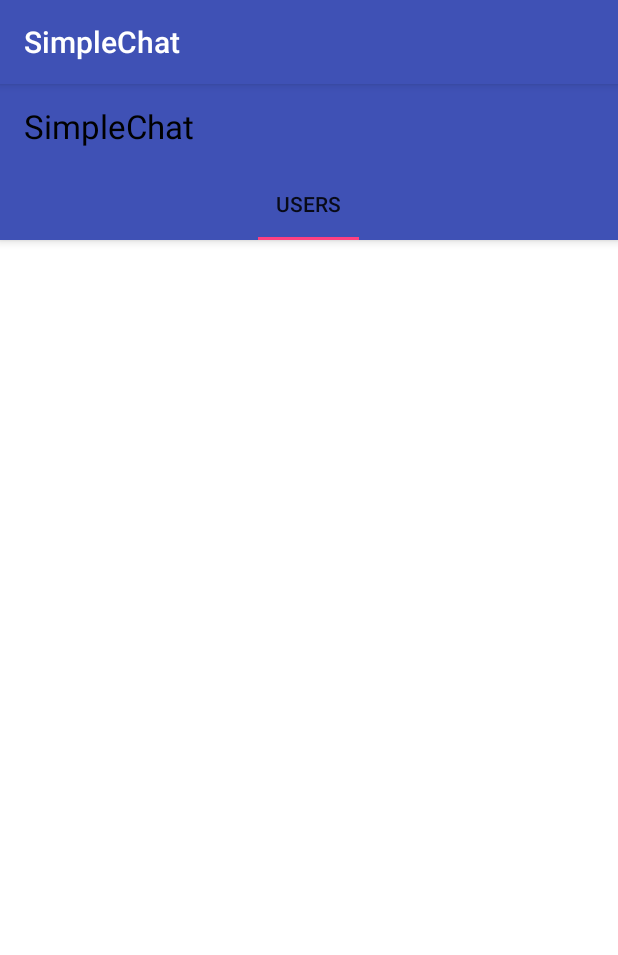
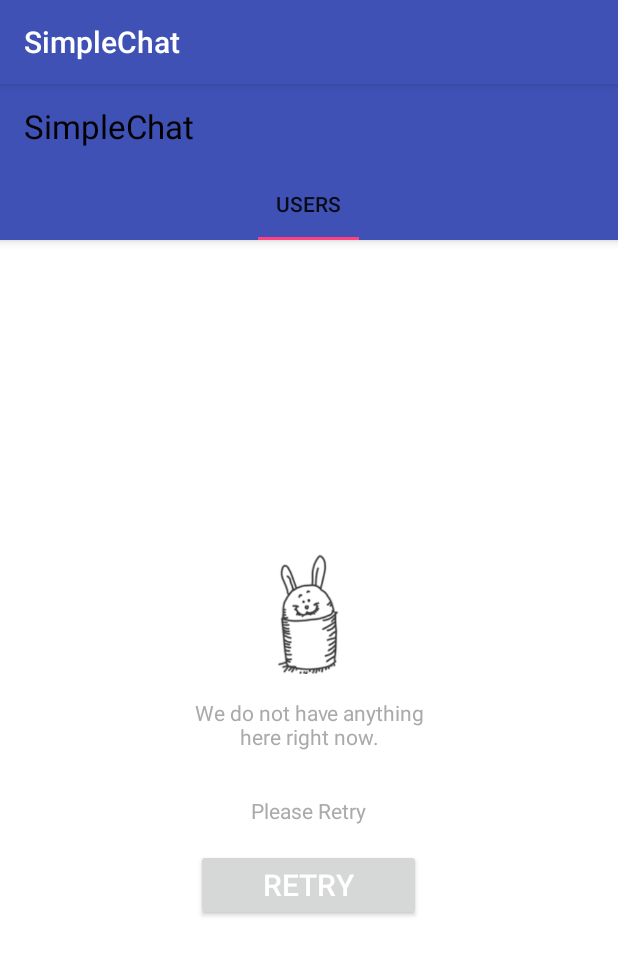
Before and after one commit to AlvinaC/SimpleChat, an Android app: the HomeActivity screen opened directly, with no data from a screen before it, on a phone screen of 412 x 824 dp. Shown: the top 955 px of the screen. Run offline under Robolectric (Android 15) with nearby library versions, the phone set to English and light mode, and no system bars; our stand-ins replace Dagger/Hilt's generated code, Firebase (no records; nobody signed in at launch, a user with empty details on screens opened directly), RxJava, data binding; 1 statement that could not run was skipped.

Commit message:
Work in progress

```diff
--- a/app/src/main/java/com/android/simplechat/di/module/HomeActivityModule.java
+++ b/app/src/main/java/com/android/simplechat/di/module/HomeActivityModule.java
@@ -5,11 +5,11 @@ import android.support.v7.widget.LinearLayoutManager;
 
 import com.android.simplechat.rx.SchedulerProvider;
 import com.android.simplechat.utils.ViewModelProviderFactory;
-import com.android.simplechat.view.MainPagerAdapter;
 import com.android.simplechat.view.activites.HomeActivity;
+import com.android.simplechat.view.adapter.MainPagerAdapter;
+import com.android.simplechat.view.adapter.UserListAdapter;
 import com.android.simplechat.view.fragments.UserListFragment;
 import com.android.simplechat.viewmodel.HomeViewModel;
-import com.android.simplechat.viewmodel.LoginViewModel;
 
 import dagger.Module;
 import dagger.Provides;
@@ -36,4 +36,9 @@ public class HomeActivityModule {
     LinearLayoutManager provideLinearLayoutManager(UserListFragment fragment) {
         return new LinearLayoutManager(fragment.getActivity());
     }
+
+    @Provides
+    UserListAdapter provideUserListAdapter() {
+        return new UserListAdapter();
+    }
 }
--- a/app/src/main/java/com/android/simplechat/view/activites/HomeActivity.java
+++ b/app/src/main/java/com/android/simplechat/view/activites/HomeActivity.java
@@ -10,12 +10,14 @@ import android.support.v4.view.ViewPager;
 import com.android.simplechat.BR;
 import com.android.simplechat.R;
 import com.android.simplechat.databinding.ActivityHomeBinding;
-import com.android.simplechat.view.MainPagerAdapter;
+import com.android.simplechat.view.adapter.MainPagerAdapter;
 import com.android.simplechat.viewmodel.HomeViewModel;
 
 import javax.inject.Inject;
 
 public class HomeActivity extends BaseActivity<ActivityHomeBinding, HomeViewModel> {
+
+    public static String TAG = "HomeActivity";
 
     @Inject
     HomeViewModel mHomeViewModel;
--- a/app/src/main/java/com/android/simplechat/view/activites/LoginActivity.java
+++ b/app/src/main/java/com/android/simplechat/view/activites/LoginActivity.java
@@ -19,6 +19,8 @@ import com.android.simplechat.viewmodel.LoginViewModel;
 import javax.inject.Inject;
 
 public class LoginActivity extends BaseActivity<ActivityLoginBinding, LoginViewModel> {
+
+    public static String TAG = "LoginActivity";
 
     @Inject
     LoginViewModel mLoginViewModel;
--- /dev/null
+++ b/app/src/main/java/com/android/simplechat/view/adapter/BaseViewHolder.java
@@ -0,0 +1,33 @@
+/*
+ *  Copyright (C) 2017 MINDORKS NEXTGEN PRIVATE LIMITED
+ *
+ *  Licensed under the Apache License, Version 2.0 (the "License");
+ *  you may not use this file except in compliance with the License.
+ *  You may obtain a copy of the License at
+ *
+ *      https://mindorks.com/license/apache-v2
+ *
+ *  Unless required by applicable law or agreed to in writing, software
+ *  distributed under the License is distributed on an "AS IS" BASIS,
+ *  WITHOUT WARRANTIES OR CONDITIONS OF ANY KIND, either express or implied.
+ *  See the License for the specific language governing permissions and
+ *  limitations under the License
+ */
+
+package com.android.simplechat.view.adapter;
+
+import android.support.v7.widget.RecyclerView;
+import android.view.View;
+
+/**
+ * Created by amitshekhar on 11/07/17.
+ */
+
+public abstract class BaseViewHolder extends RecyclerView.ViewHolder {
+
+    public BaseViewHolder(View itemView) {
+        super(itemView);
+    }
+
+    public abstract void onBind(int position);
+}
--- a/app/src/main/java/com/android/simplechat/view/MainPagerAdapter.java
+++ b/app/src/main/java/com/android/simplechat/view/adapter/MainPagerAdapter.java
@@ -1,4 +1,4 @@
-package com.android.simplechat.view;
+package com.android.simplechat.view.adapter;
 
 import android.support.v4.app.Fragment;
 import android.support.v4.app.FragmentManager;
--- /dev/null
+++ b/app/src/main/java/com/android/simplechat/view/adapter/UserListAdapter.java
@@ -0,0 +1,133 @@
+package com.android.simplechat.view.adapter;
+
+import android.support.v7.widget.RecyclerView;
+import android.view.LayoutInflater;
+import android.view.View;
+import android.view.ViewGroup;
+
+import com.android.simplechat.databinding.ItemEmptyViewBinding;
+import com.android.simplechat.databinding.ItemViewBinding;
+import com.android.simplechat.viewmodel.EmptyItemViewModel;
+import com.android.simplechat.viewmodel.ItemViewModel;
+
+import java.util.ArrayList;
+import java.util.List;
+
+public class UserListAdapter extends RecyclerView.Adapter<BaseViewHolder> {
+
+    public static final int VIEW_TYPE_EMPTY = 0;
+
+    public static final int VIEW_TYPE_NORMAL = 1;
+
+    private final List<ItemViewModel> mResponseList;
+
+    private AdapterListener mListener;
+
+    public UserListAdapter() {
+        this.mResponseList = new ArrayList<>();
+    }
+
+    @Override
+    public int getItemCount() {
+        if (!mResponseList.isEmpty()) {
+            return mResponseList.size();
+        } else {
+            return 1;
+        }
+    }
+
+    @Override
+    public int getItemViewType(int position) {
+        if (!mResponseList.isEmpty()) {
+            return VIEW_TYPE_NORMAL;
+        } else {
+            return VIEW_TYPE_EMPTY;
+        }
+    }
+
+    @Override
+    public void onBindViewHolder(BaseViewHolder holder, int position) {
+        holder.onBind(position);
+    }
+
+    @Override
+    public BaseViewHolder onCreateViewHolder(ViewGroup parent, int viewType) {
+        switch (viewType) {
+            case VIEW_TYPE_NORMAL:
+                ItemViewBinding openSourceViewBinding = ItemViewBinding
+                        .inflate(LayoutInflater.from(parent.getContext()), parent, false);
+                return new ViewHolder(openSourceViewBinding);
+            case VIEW_TYPE_EMPTY:
+            default:
+                ItemEmptyViewBinding emptyViewBinding = ItemEmptyViewBinding
+                        .inflate(LayoutInflater.from(parent.getContext()), parent, false);
+                return new EmptyViewHolder(emptyViewBinding);
+        }
+    }
+
+    public void addItems(List<ItemViewModel> repoList) {
+        mResponseList.addAll(repoList);
+        notifyDataSetChanged();
+    }
+
+    public void clearItems() {
+        mResponseList.clear();
+    }
+
+    public void setListener(AdapterListener listener) {
+        this.mListener = listener;
+    }
+
+    public interface AdapterListener {
+
+        void onRetryClick();
+    }
+
+    public class EmptyViewHolder extends BaseViewHolder implements EmptyItemViewModel.EmptyItemViewModelListener {
+
+        private final ItemEmptyViewBinding mBinding;
+
+        public EmptyViewHolder(ItemEmptyViewBinding binding) {
+            super(binding.getRoot());
+            this.mBinding = binding;
+        }
+
+        @Override
+        public void onBind(int position) {
+            EmptyItemViewModel emptyItemViewModel = new EmptyItemViewModel(this);
+            mBinding.setViewModel(emptyItemViewModel);
+        }
+
+        @Override
+        public void onRetryClick() {
+            mListener.onRetryClick();
+        }
+    }
+
+    public class ViewHolder extends BaseViewHolder implements View.OnClickListener {
+
+        private final ItemViewBinding mBinding;
+
+        public ViewHolder(ItemViewBinding binding) {
+            super(binding.getRoot());
+            this.mBinding = binding;
+        }
+
+        @Override
+        public void onBind(int position) {
+            final ItemViewModel mItemViewModel = mResponseList.get(position);
+            mBinding.setViewModel(mItemViewModel);
+
+            // Immediate Binding
+            // When a variable or observable changes, the binding will be scheduled to change before
+            // the next frame. There are times, however, when binding must be executed immediately.
+            // To force execution, use the executePendingBindings() method.
+            mBinding.executePendingBindings();
+        }
+
+        @Override
+        public void onClick(View view) {
+
+        }
+    }
+}
--- a/app/src/main/java/com/android/simplechat/view/fragments/BaseFragment.java
+++ b/app/src/main/java/com/android/simplechat/view/fragments/BaseFragment.java
@@ -17,8 +17,6 @@ import com.android.simplechat.view.activites.BaseActivity;
 import com.android.simplechat.viewmodel.BaseViewModel;
 
 import dagger.android.support.AndroidSupportInjection;
-import dagger.android.support.DaggerFragment;
-
 
 public abstract class BaseFragment<T extends ViewDataBinding, V extends BaseViewModel> extends Fragment {
 
@@ -94,7 +92,6 @@ public abstract class BaseFragment<T extends ViewDataBinding, V extends BaseView
         return mViewDataBinding;
     }
 
-
     public interface Callback {
 
         void onFragmentAttached();
--- a/app/src/main/java/com/android/simplechat/view/fragments/UserListFragment.java
+++ b/app/src/main/java/com/android/simplechat/view/fragments/UserListFragment.java
@@ -12,7 +12,7 @@ import android.view.View;
 import com.android.simplechat.BR;
 import com.android.simplechat.R;
 import com.android.simplechat.databinding.FragmentUserlistBinding;
-import com.android.simplechat.view.MainPagerAdapter;
+import com.android.simplechat.view.adapter.UserListAdapter;
 import com.android.simplechat.viewmodel.HomeViewModel;
 
 import javax.inject.Inject;
@@ -27,9 +27,11 @@ public class UserListFragment extends BaseFragment<FragmentUserlistBinding, Home
     @Inject
     LinearLayoutManager mLayoutManager;
 
+    @Inject
+    UserListAdapter mAdapter;
+
     private HomeViewModel mHomeViewModel;
     private FragmentUserlistBinding mFragmentUserListBinding;
-
 
     @Override
     public int getBindingVariable() {
@@ -58,13 +60,14 @@ public class UserListFragment extends BaseFragment<FragmentUserlistBinding, Home
     public void onViewCreated(@NonNull View view, @Nullable Bundle savedInstanceState) {
         super.onViewCreated(view, savedInstanceState);
         mFragmentUserListBinding = getViewDataBinding();
+        setUp();
     }
 
     private void setUp() {
         mLayoutManager.setOrientation(LinearLayoutManager.VERTICAL);
-        /*mFragmentUserListBinding.user_rcv.setLayoutManager(mLayoutManager);
-        mFragmentOpenSourceBinding.openSourceRecyclerView.setItemAnimator(new DefaultItemAnimator());
-        mFragmentOpenSourceBinding.openSourceRecyclerView.setAdapter(mOpenSourceAdapter);*/
+        mFragmentUserListBinding.userRcv.setLayoutManager(mLayoutManager);
+        mFragmentUserListBinding.userRcv.setItemAnimator(new DefaultItemAnimator());
+        mFragmentUserListBinding.userRcv.setAdapter(mAdapter);
     }
 
 }
--- /dev/null
+++ b/app/src/main/java/com/android/simplechat/viewmodel/EmptyItemViewModel.java
@@ -0,0 +1,35 @@
+/*
+ *  Copyright (C) 2017 MINDORKS NEXTGEN PRIVATE LIMITED
+ *
+ *  Licensed under the Apache License, Version 2.0 (the "License");
+ *  you may not use this file except in compliance with the License.
+ *  You may obtain a copy of the License at
+ *
+ *      https://mindorks.com/license/apache-v2
+ *
+ *  Unless required by applicable law or agreed to in writing, software
+ *  distributed under the License is distributed on an "AS IS" BASIS,
+ *  WITHOUT WARRANTIES OR CONDITIONS OF ANY KIND, either express or implied.
+ *  See the License for the specific language governing permissions and
+ *  limitations under the License
+ */
+
+package com.android.simplechat.viewmodel;
+
+public class EmptyItemViewModel {
+
+    private final EmptyItemViewModelListener mListener;
+
+    public EmptyItemViewModel(EmptyItemViewModelListener listener) {
+        this.mListener = listener;
+    }
+
+    public void onRetryClick() {
+        mListener.onRetryClick();
+    }
+
+    public interface EmptyItemViewModelListener {
+
+        void onRetryClick();
+    }
+}
--- a/app/src/main/java/com/android/simplechat/viewmodel/HomeViewModel.java
+++ b/app/src/main/java/com/android/simplechat/viewmodel/HomeViewModel.java
@@ -1,9 +1,49 @@
 package com.android.simplechat.viewmodel;
 
+import android.support.annotation.Nullable;
+import android.util.Log;
+
 import com.android.simplechat.rx.SchedulerProvider;
+import com.google.firebase.firestore.DocumentChange;
+import com.google.firebase.firestore.DocumentReference;
+import com.google.firebase.firestore.DocumentSnapshot;
+import com.google.firebase.firestore.EventListener;
+import com.google.firebase.firestore.FirebaseFirestore;
+import com.google.firebase.firestore.FirebaseFirestoreException;
+import com.google.firebase.firestore.QuerySnapshot;
 
-public class HomeViewModel  extends BaseViewModel {
+import static com.android.simplechat.view.fragments.LoginFragment.TAG;
+
+public class HomeViewModel extends BaseViewModel {
+
     public HomeViewModel(SchedulerProvider schedulerProvider) {
         super(schedulerProvider);
+        init();
+    }
+
+    public void init() {
+        setUpUserListListener();
+    }
+
+    public void setUpUserListListener() {
+        FirebaseFirestore db = FirebaseFirestore.getInstance();
+        db.collection("users")
+                .addSnapshotListener(new EventListener<QuerySnapshot>() {
+                    @Override
+                    public void onEvent(@Nullable QuerySnapshot snapshots,
+                                        @Nullable FirebaseFirestoreException e) {
+                        if (e != null) {
+                            Log.w(TAG, "listen:error", e);
+                            return;
+                        }
+
+                        for (DocumentChange dc : snapshots.getDocumentChanges()) {
+                            if (dc.getType() == DocumentChange.Type.ADDED) {
+                                Log.d(TAG, "New user: " + dc.getDocument().getData());
+                            }
+                        }
+
+                    }
+                });
     }
 }
--- a/app/src/main/java/com/android/simplechat/viewmodel/LoginViewModel.java
+++ b/app/src/main/java/com/android/simplechat/viewmodel/LoginViewModel.java
@@ -1,12 +1,8 @@
 package com.android.simplechat.viewmodel;
 
 import android.arch.lifecycle.MutableLiveData;
-import android.databinding.BindingAdapter;
-import android.databinding.ObservableBoolean;
 import android.support.annotation.NonNull;
 import android.text.TextUtils;
-import android.util.Log;
-import android.view.View;
 
 import com.android.simplechat.R;
 import com.android.simplechat.model.User;
@@ -22,8 +18,6 @@ import com.google.firebase.auth.FirebaseAuth;
 import com.google.firebase.auth.FirebaseUser;
 import com.google.firebase.auth.ProviderQueryResult;
 import com.google.firebase.firestore.FirebaseFirestore;
-
-import static com.android.simplechat.view.fragments.LoginFragment.TAG;
 
 //http://www.zoftino.com/android-firebase-email-password-authentication
 //https://store.raywenderlich.com/products/design-patterns-by-tutorials
--- a/app/src/main/res/layout/fragment_userlist.xml
+++ b/app/src/main/res/layout/fragment_userlist.xml
@@ -1,6 +1,5 @@
 <?xml version="1.0" encoding="utf-8"?>
-<layout xmlns:android="http://schemas.android.com/apk/res/android"
-    xmlns:card_view="http://schemas.android.com/apk/res-auto">
+<layout xmlns:android="http://schemas.android.com/apk/res/android">
 
     <data>
 
--- /dev/null
+++ b/app/src/main/res/layout/item_empty_view.xml
@@ -0,0 +1,58 @@
+<?xml version="1.0" encoding="utf-8"?>
+
+<layout xmlns:android="http://schemas.android.com/apk/res/android"
+    xmlns:app="http://schemas.android.com/apk/res-auto">
+
+    <data>
+
+        <variable
+            name="viewModel"
+            type="com.android.simplechat.viewmodel.EmptyItemViewModel" />
+
+    </data>
+
+    <LinearLayout
+        android:id="@+id/linearLayoutView"
+        android:layout_width="match_parent"
+        android:layout_height="match_parent"
+        android:gravity="center"
+        android:orientation="vertical">
+
+        <ImageView
+            android:id="@+id/imageViewEmpty"
+            android:layout_width="80dp"
+            android:layout_height="80dp"
+            android:layout_gravity="center"
+            app:srcCompat="@drawable/empty" />
+
+        <TextView
+            android:id="@+id/tv_message"
+            android:layout_width="wrap_content"
+            android:layout_height="wrap_content"
+            android:layout_gravity="center"
+            android:layout_marginTop="16dp"
+            android:gravity="center"
+            android:text="@string/empty_screen"
+            android:textColor="@android:color/darker_gray" />
+
+        <TextView
+            android:layout_width="wrap_content"
+            android:layout_height="wrap_content"
+            android:layout_gravity="center"
+            android:layout_marginTop="30dp"
+            android:text="@string/please_retry"
+            android:textColor="@android:color/darker_gray" />
+
+        <Button
+            android:id="@+id/btn_retry"
+            style="@style/Empty"
+            android:layout_width="150dp"
+            android:layout_height="wrap_content"
+            android:layout_gravity="center"
+            android:layout_marginTop="16dp"
+            android:onClick="@{() -> viewModel.onRetryClick()}"
+            android:text="@string/retry"
+            android:textSize="20sp" />
+    </LinearLayout>
+
+</layout>
--- a/app/src/main/res/values/strings.xml
+++ b/app/src/main/res/values/strings.xml
@@ -20,4 +20,9 @@
     <string name="message_login_8">Enter valid credentials</string>
     <string name="message_login_9">There is a problem, please try again later</string>
 
+    <!--empty state-->
+    <string name="empty_screen">We do not have anything\nhere right now.</string>
+    <string name="please_retry">Please Retry</string>
+    <string name="retry">Retry</string>
+
 </resources>
--- a/app/src/main/res/values/styles.xml
+++ b/app/src/main/res/values/styles.xml
@@ -54,4 +54,9 @@
         <item name="android:textStyle">normal</item>
     </style>
 
+    <style name="Empty" >
+        <item name="android:textColor">@android:color/white</item>
+        <item name="android:textAllCaps">true</item>
+    </style>
+
 </resources>
```
Also changed, not shown: app/src/main/java/com/android/simplechat/viewmodel/ItemViewModel.java (added, +28 -0 lines), app/src/main/res/layout/item_view.xml (added, +56 -0 lines), app/src/main/res/drawable/empty.png (added), app/src/main/res/drawable/user_avatar.png (added).
